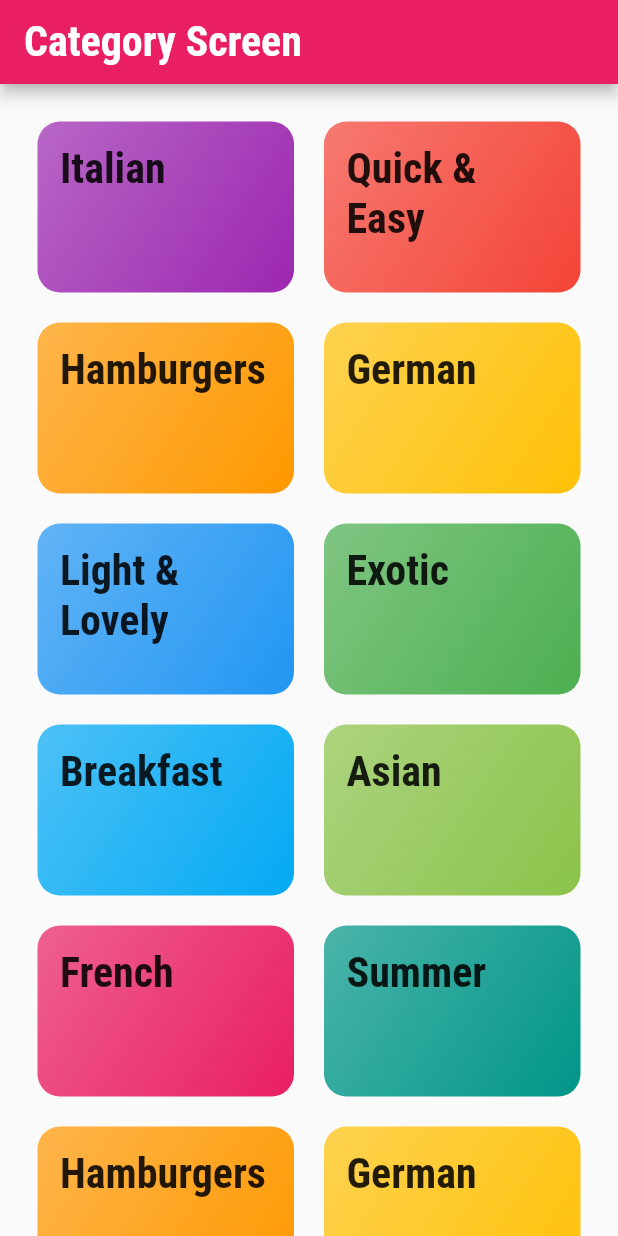
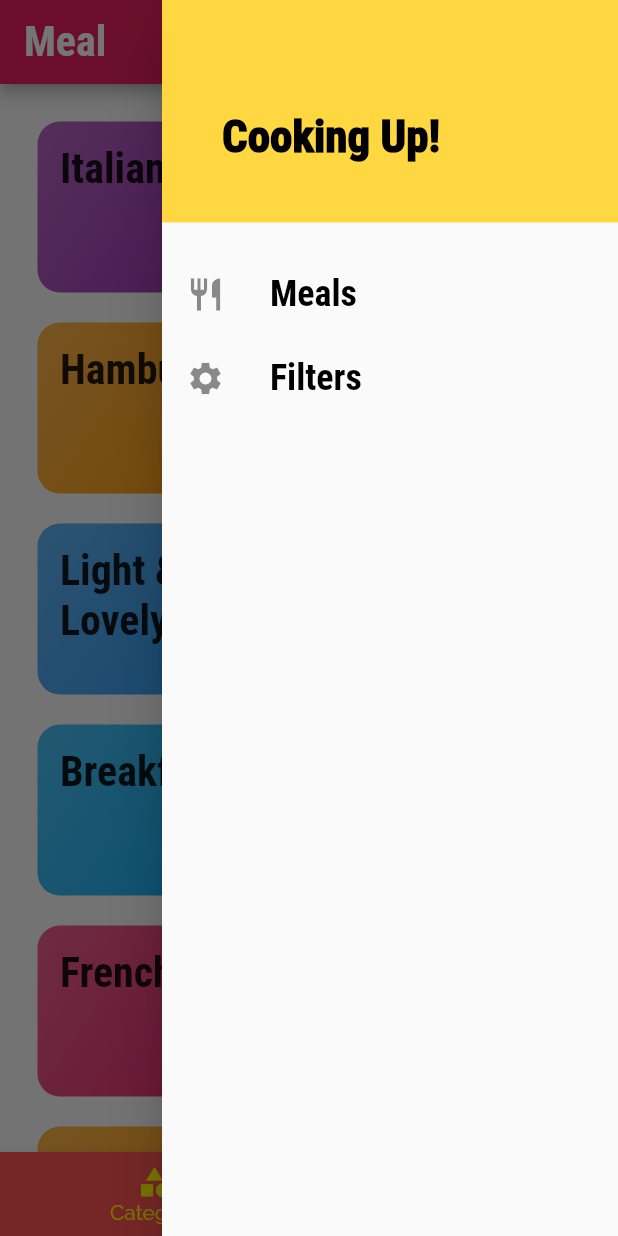
Before and after one commit to subash9860/meal-app, a Flutter app: the screen it shows after launch, with the side drawer open (before the commit the screen has no drawer), on a phone screen of 412 x 824 dp. Run offline on Flutter 3.47's test engine with Material 2 defaults, Android fonts, the light colour scheme and no system bars.

Commit message:
adding filters and favroites

```diff
--- a/lib/main.dart
+++ b/lib/main.dart
@@ -1,20 +1,82 @@
 import 'package:flutter/material.dart';
+
+import './dummy_data.dart';
+import './models/meals.dart';
+import './screen/filters_screen.dart';
+import '../screen/tabs_screen.dart';
+import '../screen/meals_details_screen.dart';
 import '../screen/category_meal_screen.dart';
-
 import '../screen/category_screen.dart';
 
 void main() {
   runApp(const MyApp());
 }
 
-class MyApp extends StatelessWidget {
+class MyApp extends StatefulWidget {
   const MyApp({Key? key}) : super(key: key);
+
+  @override
+  State<MyApp> createState() => _MyAppState();
+}
+
+class _MyAppState extends State<MyApp> {
+  Map<String, bool> _filters = {
+    'gluten': false,
+    'lactoes': false,
+    'Vegan': false,
+    'vegeritan': false
+  };
+  List<Meal> _avialableMeals = DUMMY_MEALS;
+  List<Meal> _favoritesMeals = [];
+  void _setFilters(Map<String, bool> filterData) {
+    setState(() {
+      _filters = filterData;
+      _avialableMeals = DUMMY_MEALS.where((element) {
+        if (_filters['gluten'] as bool && !element.isGlutenFree) {
+          return false;
+        }
+        if (_filters['lactoes'] as bool && !element.isLactoseFree) {
+          return false;
+        }
+        if (_filters['Vegan'] as bool && !element.isVegan) {
+          return false;
+        }
+        if (_filters['vegeritan'] as bool && !element.isVegetarian) {
+          return false;
+        }
+        return true;
+      }).toList();
+    });
+  }
+
+  void _toggleFavorite(mealId) {
+    final excitinIndex =
+        _favoritesMeals.indexWhere((element) => element.id == mealId);
+    if (excitinIndex >= 0) {
+      setState(() {
+      _favoritesMeals.removeAt(excitinIndex);
+      });
+    } else {
+      setState(() {
+      _favoritesMeals
+          .add(DUMMY_MEALS.firstWhere((element) => element.id == mealId));
+      });
+    }
+  }
+
+  bool _isMealFavorites(String id) {
+    return _favoritesMeals.any((element) => element.id == id);
+  }
 
   @override
   Widget build(BuildContext context) {
     return MaterialApp(
+      debugShowCheckedModeBanner: false,
       title: 'Meal App',
       theme: ThemeData(
+          primaryColor: Colors.redAccent,
+          // ignore: deprecated_member_use
+          accentColor: Colors.yellow,
           // canvasColor: const Color.fromRGBO(25, 51, 51, 1),
           fontFamily: 'Raleway',
           textTheme: ThemeData.light().textTheme.copyWith(
@@ -26,31 +88,31 @@ class MyApp extends StatelessWidget {
                   fontWeight: FontWeight.bold)),
           colorScheme: ColorScheme.fromSwatch(primarySwatch: Colors.pink)
               .copyWith(secondary: Colors.amber)),
-      home: const CatagoryScreen(),
+
+      // home: const TabsScreen(),
+      initialRoute: '/',
       routes: {
-        CategoryMealScreen.NameRoute: (ctx) => const CategoryMealScreen(),
+        '/': (ctx) => TabsScreen(_favoritesMeals),
+        CategoryMealScreen.NameRoute: (ctx) =>
+            CategoryMealScreen(avialableMeal: _avialableMeals),
+        MealsDetails.routeName: (ctx) =>
+            MealsDetails(_isMealFavorites, _toggleFavorite),
+        FiltersScreen.routeName: (ctx) => FiltersScreen(_filters, _setFilters),
+      },
+      onGenerateRoute: (settings) {
+        print(settings.arguments);
+        // if(settings.name == "/meal-detail")
+        // {
+        //   return ...;
+        // }
+        // else if (settings.name == "/some-things else"){
+        //   return ....;
+        // }
+        // return MaterialPageRoute(builder: (ctx)=> CatagoryScreen());
+      },
+      onUnknownRoute: (settings) {
+        return MaterialPageRoute(builder: (ctx) => CatagoryScreen());
       },
     );
   }
 }
-
-class MyHomePage extends StatefulWidget {
-  const MyHomePage({Key? key}) : super(key: key);
-
-  // const MyHomePage({ Key? key }) : super(key: key);
-
-  @override
-  _MyHomePageState createState() => _MyHomePageState();
-}
-
-class _MyHomePageState extends State<MyHomePage> {
-  @override
-  Widget build(BuildContext context) {
-    return Scaffold(
-      appBar: AppBar(
-        title: const Text('Meal App'),
-      ),
-      body: const CatagoryScreen(),
-    );
-  }
-}
--- a/lib/screen/category_screen.dart
+++ b/lib/screen/category_screen.dart
@@ -1,6 +1,6 @@
 import 'package:flutter/material.dart';
+
 import '../widgets/category_items.dart';
-
 import '../dummy_data.dart';
 
 class CatagoryScreen extends StatelessWidget {
@@ -8,11 +8,13 @@ class CatagoryScreen extends StatelessWidget {
 
   @override
   Widget build(BuildContext context) {
-    return Scaffold(
-      appBar: AppBar(
-        title:const Text('Category Screen'),
-      ),
-      body: GridView(
+    return
+    // Scaffold(
+    //   appBar: AppBar(
+    //     title:const Text('Category Screen'),
+    //   ),
+    //   body:
+      GridView(
         padding:const EdgeInsets.all(25),
         gridDelegate:const SliverGridDelegateWithMaxCrossAxisExtent(
           maxCrossAxisExtent: 200,
@@ -27,7 +29,7 @@ class CatagoryScreen extends StatelessWidget {
                   catData.color,
                 ))
             .toList(),
-      ),
+      // ),
     );
   }
 }
--- /dev/null
+++ b/lib/screen/tabs_screen.dart
@@ -0,0 +1,95 @@
+import 'package:flutter/material.dart';
+import 'package:meal_app/models/meals.dart';
+import '../widgets/min_drawer.dart';
+import './category_screen.dart';
+import './favorites_screen.dart';
+
+class TabsScreen extends StatefulWidget {
+  // const TabsScreen({Key? key}) : super(key: key);
+  final List<Meal> favoritesMeal;
+
+  TabsScreen(this.favoritesMeal);
+
+  @override
+  _TabsScreenState createState() => _TabsScreenState();
+}
+
+class _TabsScreenState extends State<TabsScreen> {
+  // for simplely showing
+  // final List<Widget> _page = [CatagoryScreen(), FavoritesScreen()];
+  //for better approch / dynamically
+  List<Map<String, Widget>> _page = [];
+  @override
+  initState() {
+    _page = [
+      {'page': CatagoryScreen(), 'title': Text("Meal")},
+      {
+        'page': FavoritesScreen(widget.favoritesMeal),
+        'title': Text("Your Favorite")
+      }
+    ];
+    super.initState();
+  }
+
+  int _pageIndex = 0;
+  void _selectPage(int index) {
+    setState(() {
+      _pageIndex = index;
+    });
+  }
+
+
+  @override
+  Widget build(BuildContext context) {
+    return
+
+        //this is for tabs in top appbar
+        // DefaultTabController(
+        // length: 2,
+        // child:
+
+        // This is button bar navigation
+
+        Scaffold(
+      appBar: AppBar(
+        title: _page[_pageIndex]['title'],
+
+        // this id from top app bar Tabs nivagiton
+        // bottom: TabBar(
+        //   tabs: [
+        //     Tab(
+        //       icon: Icon(
+        //         Icons.category,
+        //       ),
+        //       text: "Categorues",
+        //     ),
+        //     Tab(
+        //       icon: Icon(Icons.star),
+        //       text: "Favorites",) ],),
+      ),
+      endDrawer: MainDrawer(),
+
+      body: _page[_pageIndex]['page'],
+      // TabBarView(
+      // children: [CatagoryScreen(), FavoritesScreen()],),),
+      bottomNavigationBar: BottomNavigationBar(
+        onTap: _selectPage,
+        backgroundColor: Colors.redAccent,
+        selectedItemColor: Colors.yellowAccent,
+        unselectedItemColor: Colors.white,
+        currentIndex: _pageIndex,
+        // type: BottomNavigationBarType.shifting,
+        items: [
+          BottomNavigationBarItem(
+              // backgroundColor: Colors.redAccent,
+              icon: Icon(Icons.category),
+              label: "Category"),
+          BottomNavigationBarItem(
+              // backgroundColor: Colors.redAccent,
+              icon: Icon(Icons.star),
+              label: "Favorites"),
+        ],
+      ),
+    );
+  }
+}
--- /dev/null
+++ b/lib/widgets/min_drawer.dart
@@ -0,0 +1,59 @@
+import 'package:flutter/material.dart';
+
+import 'package:meal_app/screen/filters_screen.dart';
+
+class MainDrawer extends StatelessWidget {
+  const MainDrawer({Key? key}) : super(key: key);
+
+  Widget buildListTile(String title, IconData icon, Function ontapHandler) {
+    return ListTile(
+      leading: Icon(
+        icon,
+        size: 26,
+      ),
+      title: Text(
+        title,
+        style: TextStyle(
+            fontFamily: 'RobotoCondensed',
+            fontSize: 24,
+            fontWeight: FontWeight.w700,
+            color: Colors.black),
+      ),
+      onTap: () => ontapHandler(),
+    );
+  }
+
+  @override
+  Widget build(BuildContext context) {
+    return Drawer(
+      child: Column(
+        children: [
+          Container(
+            height: MediaQuery.of(context).size.height * 0.18,
+            width: double.infinity,
+            padding: EdgeInsets.all(40),
+            alignment: Alignment.bottomLeft,
+            color: Colors.amberAccent,
+            child: Text(
+              'Cooking Up!',
+              style: TextStyle(
+                  fontFamily: 'RobotoCondensed',
+                  fontSize: 30,
+                  fontWeight: FontWeight.w900,
+                  color: Colors.black),
+            ),
+          ),
+          SizedBox(
+            height: 20,
+          ),
+          buildListTile('Meals', Icons.restaurant, () {
+            Navigator.of(context).pushReplacementNamed('/');
+          }),
+          buildListTile('Filters', Icons.settings, () {
+            Navigator.of(context).pushReplacementNamed(FiltersScreen.routeName);
+          }),
+        ],
+      ),
+    );
+  }
+}
```
Also changed, not shown: lib/screen/category_meal_screen.dart (+46 -21 lines), lib/screen/favorites_screen.dart (added, +37 -0 lines), lib/screen/filters_screen.dart (added, +115 -0 lines), lib/screen/meals_details_screen.dart (added, +114 -0 lines), lib/widgets/meal_items.dart (+19 -3 lines).
